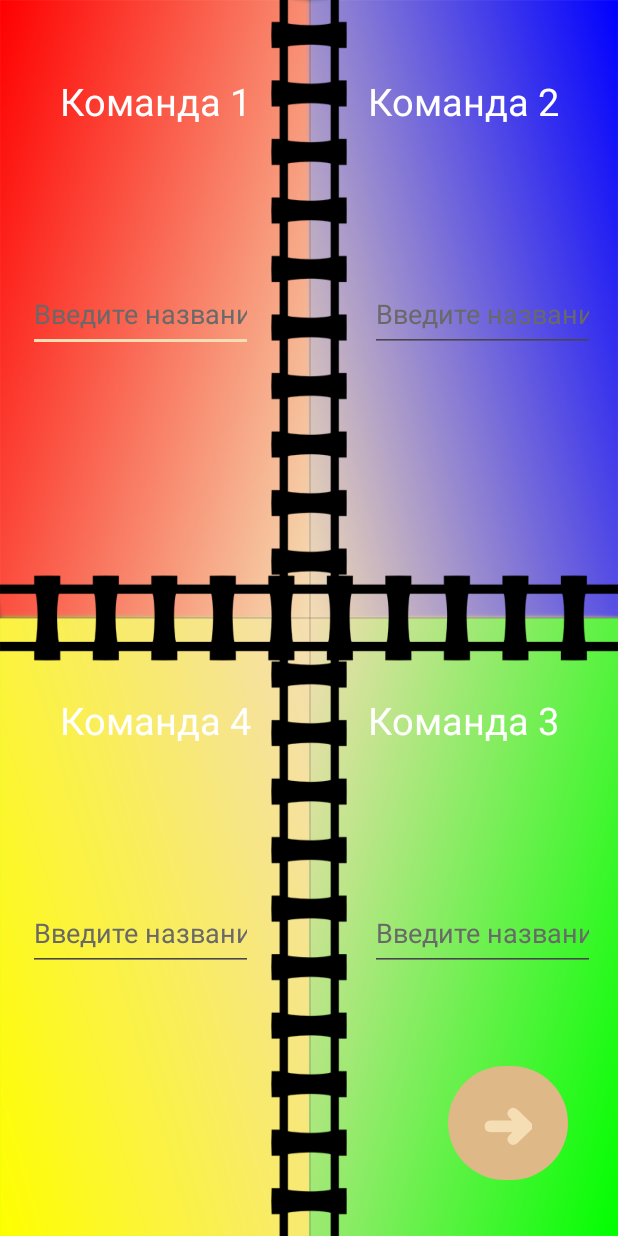
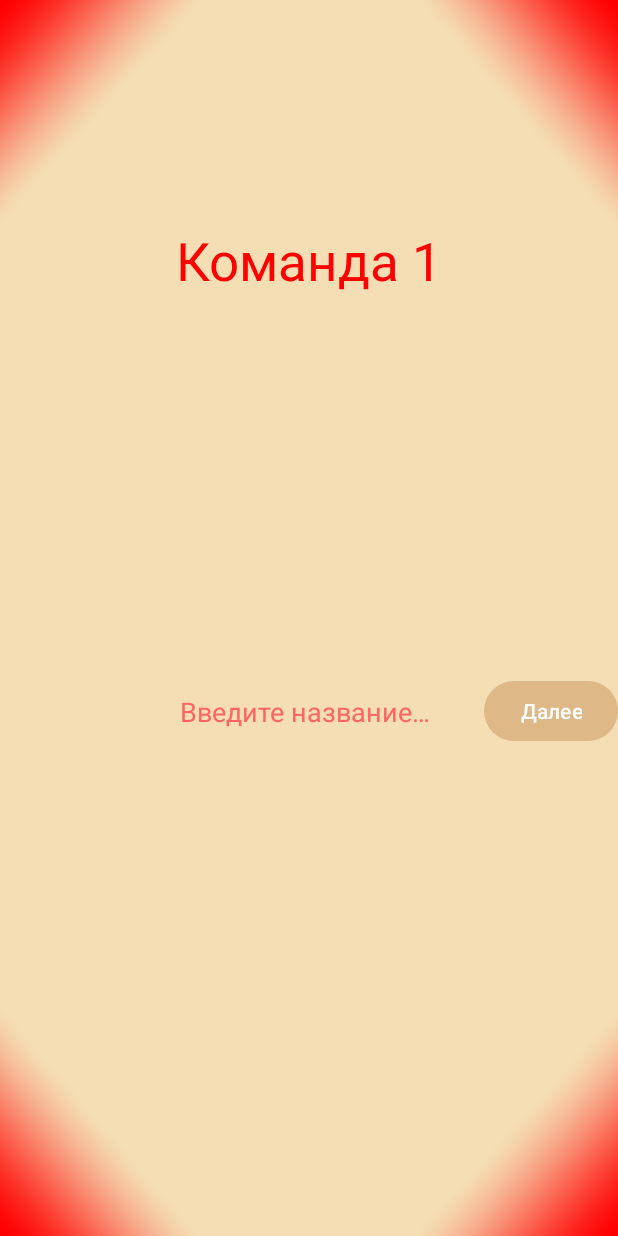
Before and after one commit to DaFerstDi/STU-Economy, an Android app: the activity_game screen opened directly, with no data from a screen before it, after a tap on "Новая игра", on a phone screen of 412 x 824 dp. Run offline under Robolectric (Android 15) with nearby library versions, the phone set to English and light mode, and no system bars; Roboto replaces fonts that are not available here.

Commit message:
Сохранение и новый вид ввода команд

```diff
--- /dev/null
+++ b/app/src/main/java/com/bpi_111/stu_economy/Data.java
@@ -0,0 +1,179 @@
+package com.bpi_111.stu_economy;
+
+import java.io.FileInputStream;
+import java.io.FileOutputStream;
+import java.io.IOException;
+import java.util.HashMap;
+import java.util.List;
+import java.util.Map;
+
+public class Data {
+    public static HashMap<String, Object> _c1 = new HashMap<>();
+
+
+    public static HashMap<String, Object> _c2 = new HashMap<>();
+    public static HashMap<String, Object> _c3 = new HashMap<>();
+    public static HashMap<String, Object> _c4 = new HashMap<>();
+    public static String _event = "";
+    public static int _year = 1;
+
+    static {
+        _c1.put("name", "");
+        _c1.put("points", 0);
+        _c1.put("money", 4000000);
+        _c1.put("pv", 20);
+        _c1.put("cis", 0);
+        _c1.put("pl", 0);
+        _c1.put("kr", 0);
+
+        _c2.put("name", "");
+        _c2.put("points", 0);
+        _c2.put("money", 4000000);
+        _c2.put("pv", 20);
+        _c2.put("cis", 0);
+        _c2.put("pl", 0);
+        _c2.put("kr", 0);
+
+        _c3.put("name", "");
+        _c3.put("points", 0);
+        _c3.put("money", 4000000);
+        _c3.put("pv", 20);
+        _c3.put("cis", 0);
+        _c3.put("pl", 0);
+        _c3.put("kr", 0);
+
+        _c4.put("name", "");
+        _c4.put("points", 0);
+        _c4.put("money", 4000000);
+        _c4.put("pv", 20);
+        _c4.put("cis", 0);
+        _c4.put("pl", 0);
+        _c4.put("kr", 0);
+
+    }
+
+
+    public static void setDefault(){
+        _event = "";
+        _year = 1;
+
+        _c1.put("name", "");
+        _c1.put("points", 0);
+        _c1.put("money", 4000000);
+        _c1.put("pv", 20);
+        _c1.put("cis", 0);
+        _c1.put("pl", 0);
+        _c1.put("kr", 0);
+
+        _c2.put("name", "");
+        _c2.put("points", 0);
+        _c2.put("money", 4000000);
+        _c2.put("pv", 20);
+        _c2.put("cis", 0);
+        _c2.put("pl", 0);
+        _c2.put("kr", 0);
+
+        _c3.put("name", "");
+        _c3.put("points", 0);
+        _c3.put("money", 4000000);
+        _c3.put("pv", 20);
+        _c3.put("cis", 0);
+        _c3.put("pl", 0);
+        _c3.put("kr", 0);
+
+        _c4.put("name", "");
+        _c4.put("points", 0);
+        _c4.put("money", 4000000);
+        _c4.put("pv", 20);
+        _c4.put("cis", 0);
+        _c4.put("pl", 0);
+        _c4.put("kr", 0);
+    }
+
+
+    public static void load(){
+
+        String s = "";
+
+        try(FileInputStream fin=new FileInputStream("/data/data/com.bpi_111.stu_economy/files/data"))
+        {
+            int i;
+            while((i=fin.read())!=-1){
+                s +=(char)i;
+            }
+        }
+        catch(IOException ex){
+            System.out.println(ex.getMessage());
+        }
+
+        String[] sp = s.split("\n");
+        _event = sp[0].split("&")[0].toString();
+        _year = Integer.parseInt(sp[0].split("&")[1]);
+
+        _c1.put("name", sp[1].split("&")[0].toString());
+        _c1.put("points", Integer.parseInt(sp[1].split("&")[1]));
+        _c1.put("money", Integer.parseInt(sp[1].split("&")[2]));
+        _c1.put("pv", Integer.parseInt(sp[1].split("&")[3]));
+        _c1.put("cis", Integer.parseInt(sp[1].split("&")[4]));
+        _c1.put("pl", Integer.parseInt(sp[1].split("&")[5]));
+        _c1.put("kr", Integer.parseInt(sp[1].split("&")[6]));
+
+        _c2.put("name", sp[2].split("&")[0].toString());
+        _c2.put("points", Integer.parseInt(sp[2].split("&")[1]));
+        _c2.put("money", Integer.parseInt(sp[2].split("&")[2]));
+        _c2.put("pv", Integer.parseInt(sp[2].split("&")[3]));
+        _c2.put("cis", Integer.parseInt(sp[2].split("&")[4]));
+        _c2.put("pl", Integer.parseInt(sp[2].split("&")[5]));
+        _c2.put("kr", Integer.parseInt(sp[2].split("&")[6]));
+
+        _c3.put("name", sp[3].split("&")[0].toString());
+        _c3.put("points", Integer.parseInt(sp[3].split("&")[1]));
+        _c3.put("money", Integer.parseInt(sp[3].split("&")[2]));
+        _c3.put("pv", Integer.parseInt(sp[3].split("&")[3]));
+        _c3.put("cis", Integer.parseInt(sp[3].split("&")[4]));
+        _c3.put("pl", Integer.parseInt(sp[3].split("&")[5]));
+        _c3.put("kr", Integer.parseInt(sp[3].split("&")[6]));
+
+        _c4.put("name", sp[4].split("&")[0].toString());
+        _c4.put("points", Integer.parseInt(sp[4].split("&")[1]));
+        _c4.put("money", Integer.parseInt(sp[4].split("&")[2]));
+        _c4.put("pv", Integer.parseInt(sp[4].split("&")[3]));
+        _c4.put("cis", Integer.parseInt(sp[4].split("&")[4]));
+        _c4.put("pl", Integer.parseInt(sp[4].split("&")[5]));
+        _c4.put("kr", Integer.parseInt(sp[4].split("&")[6]));
+
+    }
+
+
+    public static void save(){
+        String text = String.format((String) _event + "&" + (Integer) _year + "\n");
+        text += String.format((String) _c1.get("name") + "&" + (Integer) _c1.get("points")
+                + "&" + (Integer) _c1.get("money") + "&" + (Integer) _c1.get("pv")
+                + "&" + (Integer) _c1.get("cis") + "&" + (Integer) _c1.get("pl")
+                + "&" + (Integer) _c1.get("kr")+"\n");
+        text += String.format((String) _c2.get("name") + "&" + (Integer) _c2.get("points")
+                + "&" + (Integer) _c2.get("money") + "&" + (Integer) _c2.get("pv")
+                + "&" + (Integer) _c2.get("cis") + "&" + (Integer) _c2.get("pl")
+                + "&" + (Integer) _c2.get("kr")+"\n");
+        text += String.format((String) _c3.get("name") + "&" + (Integer) _c3.get("points")
+                + "&" + (Integer) _c3.get("money") + "&" + (Integer) _c3.get("pv")
+                + "&" + (Integer) _c3.get("cis") + "&" + (Integer) _c3.get("pl")
+                + "&" + (Integer) _c3.get("kr")+"\n");
+        text += String.format((String) _c4.get("name") + "&" + (Integer) _c4.get("points")
+                + "&" + (Integer) _c4.get("money") + "&" + (Integer) _c4.get("pv")
+                + "&" + (Integer) _c4.get("cis") + "&" + (Integer) _c4.get("pl")
+                + "&" + (Integer) _c4.get("kr")+"\n");
+        try(FileOutputStream fos = new FileOutputStream("/data/data/com.bpi_111.stu_economy/files/data"))
+        {
+            byte[] buffer = text.getBytes();
+
+            fos.write(buffer, 0, buffer.length);
+            System.out.println("The file has been written");
+        }
+        catch(IOException ex){
+
+            System.out.println(ex.getMessage());
+        }
+    }
+
+}
--- a/app/src/main/java/com/bpi_111/stu_economy/MainActivity.java
+++ b/app/src/main/java/com/bpi_111/stu_economy/MainActivity.java
@@ -8,7 +8,10 @@ import android.content.Intent;
 import android.os.Bundle;
 import android.view.View;
 
+
 public class MainActivity extends AppCompatActivity {
+
+
     @Override
     protected void onCreate(Bundle savedInstanceState) {
         super.onCreate(savedInstanceState);
--- a/app/src/main/java/com/bpi_111/stu_economy/activity_game.java
+++ b/app/src/main/java/com/bpi_111/stu_economy/activity_game.java
@@ -25,8 +25,15 @@ public class activity_game extends AppCompatActivity {
         startActivity(intent);
     }
     public void goCommandEnterActivity(View v) {
-        Intent intent = new Intent(this, Command_enter.class);
+        Data.setDefault();
+        Data.save();
+        Intent intent = new Intent(this, comand_enter_2.class);
         startActivity(intent);
     }
 
+    public void resume(View v) {
+        Data.load();
+
+    }
+
 }
--- /dev/null
+++ b/app/src/main/res/layout/activity_comand_enter2.xml
@@ -0,0 +1,70 @@
+<?xml version="1.0" encoding="utf-8"?>
+<androidx.constraintlayout.widget.ConstraintLayout xmlns:android="http://schemas.android.com/apk/res/android"
+    xmlns:app="http://schemas.android.com/apk/res-auto"
+    xmlns:tools="http://schemas.android.com/tools"
+    android:layout_width="match_parent"
+    android:layout_height="match_parent"
+    android:background="@color/bg"
+    tools:context=".comand_enter_2">
+
+    <TextView
+        android:id="@+id/textView9"
+        android:layout_width="wrap_content"
+        android:layout_height="wrap_content"
+        android:layout_marginTop="150dp"
+        android:text="@string/command_1"
+        android:textColor="@color/text"
+        android:textSize="35sp"
+        app:layout_constraintEnd_toEndOf="parent"
+        app:layout_constraintStart_toStartOf="parent"
+        app:layout_constraintTop_toTopOf="parent" />
+
+    <ImageView
+        android:id="@+id/imageView4"
+        android:layout_width="wrap_content"
+        android:layout_height="wrap_content"
+        android:alpha="0"
+        android:scaleType="fitXY"
+        app:layout_constraintBottom_toBottomOf="parent"
+        app:layout_constraintEnd_toEndOf="parent"
+        app:layout_constraintHorizontal_bias="0.0"
+        app:layout_constraintStart_toStartOf="parent"
+        app:layout_constraintTop_toTopOf="parent"
+        app:layout_constraintVertical_bias="0.0"
+        app:srcCompat="@drawable/krasnyash" />
+
+    <Button
+        android:id="@+id/button7"
+        android:layout_width="wrap_content"
+        android:layout_height="wrap_content"
+        android:layout_marginTop="450dp"
+        android:onClick="nextButton"
+        android:text="Далее"
+        app:layout_constraintEnd_toEndOf="parent"
+        app:layout_constraintTop_toTopOf="parent" />
+
+    <Button
+        android:id="@+id/button9"
+        android:layout_width="wrap_content"
+        android:layout_height="wrap_content"
+        android:layout_marginTop="450dp"
+        android:alpha="0"
+        android:onClick="previousButton"
+        android:text="Назад"
+        app:layout_constraintStart_toStartOf="parent"
+        app:layout_constraintTop_toTopOf="parent" />
+
+    <EditText
+        android:id="@+id/editTextText6"
+        android:layout_width="180sp"
+        android:layout_height="50sp"
+        android:layout_marginTop="450dp"
+        android:ems="10"
+        android:hint="@string/command_name"
+        android:inputType="text"
+        android:textColor="@color/red"
+        app:layout_constraintEnd_toStartOf="@+id/button7"
+        app:layout_constraintStart_toEndOf="@+id/button9"
+        app:layout_constraintTop_toTopOf="parent" />
+
+</androidx.constraintlayout.widget.ConstraintLayout>
--- a/app/src/main/res/layout/activity_game.xml
+++ b/app/src/main/res/layout/activity_game.xml
@@ -27,6 +27,7 @@
         android:layout_height="70dp"
         android:layout_marginTop="12dp"
         android:backgroundTint="@color/btn"
+        android:onClick="resume"
         android:text="@string/continuegame"
         android:textColor="@color/text"
         android:textSize="24sp"
--- a/app/src/main/res/values/colors.xml
+++ b/app/src/main/res/values/colors.xml
@@ -6,7 +6,11 @@
     <color name="btn">#DEB887</color>
     <color name="text">#696969</color>
     <color name="red">#FF0000</color>
+    <color name="lightRed">#ff6464</color>
     <color name="blue">#0000FF</color>
+    <color name="lightBlue">#6464FF</color>
     <color name="green">#008000</color>
+    <color name="lightGreen">#648064</color>
     <color name="yellow">#FFFF00</color>
+    <color name="lightYellow">#c8c800</color>
 </resources>
```
Also changed, not shown: app/src/main/AndroidManifest.xml (+8 -2 lines), app/src/main/java/com/bpi_111/stu_economy/comand_enter_2.java (added, +135 -0 lines), app/src/main/res/drawable/belyash.png (added), app/src/main/res/drawable/krasnyash.png (added).
